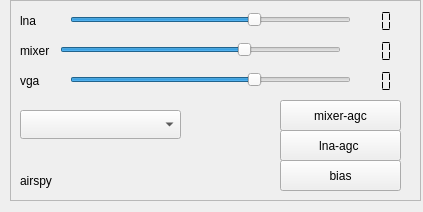
Old version of the form src/input/airspy/airspy-widget.ui in the repository JvanKatwijk/sdr-j-spectrumviewer.
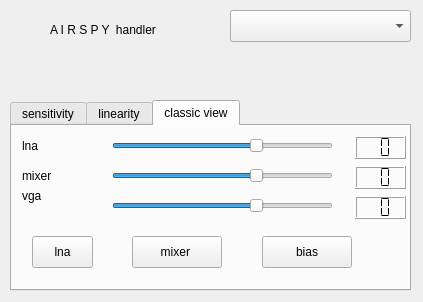
New version of the form. The open tabs and pages were chosen to show the change.

Commit message: airspy gui now with alternatives

```diff
--- a/src/input/airspy/airspy-widget.ui
+++ b/src/input/airspy/airspy-widget.ui
@@ -7,47 +7,118 @@
     <x>0</x>
     <y>0</y>
     <width>423</width>
-    <height>212</height>
+    <height>302</height>
    </rect>
   </property>
   <property name="windowTitle">
-   <string>Form</string>
-  </property>
-  <widget class="QFrame" name="contents">
-   <property name="geometry">
-    <rect>
-     <x>10</x>
-     <y>0</y>
-     <width>411</width>
-     <height>201</height>
-    </rect>
-   </property>
-   <property name="frameShape">
-    <enum>QFrame::StyledPanel</enum>
-   </property>
-   <property name="frameShadow">
-    <enum>QFrame::Raised</enum>
-   </property>
-   <widget class="QLabel" name="label">
-    <property name="geometry">
-     <rect>
-      <x>10</x>
-      <y>170</y>
-      <width>101</width>
-      <height>21</height>
-     </rect>
-    </property>
-    <property name="text">
      <string>airspy</string>
     </property>
-   </widget>
+  <widget class="QTabWidget" name="tabWidget">
+   <property name="geometry">
+    <rect>
+     <x>10</x>
+     <y>100</y>
+     <width>401</width>
+     <height>191</height>
+    </rect>
+   </property>
+   <property name="currentIndex">
+    <number>1</number>
+   </property>
+   <widget class="QWidget" name="tab_1">
+    <attribute name="title">
+     <string>sensitivity</string>
+    </attribute>
+    <widget class="QSlider" name="sensitivitySlider">
+     <property name="geometry">
+      <rect>
+       <x>20</x>
+       <y>10</y>
+       <width>321</width>
+       <height>20</height>
+      </rect>
+     </property>
+     <property name="maximum">
+      <number>21</number>
+     </property>
+     <property name="value">
+      <number>10</number>
+     </property>
+     <property name="orientation">
+      <enum>Qt::Horizontal</enum>
+     </property>
+    </widget>
+    <widget class="QLCDNumber" name="sensitivityDisplay">
+     <property name="geometry">
+      <rect>
+       <x>340</x>
+       <y>10</y>
+       <width>41</width>
+       <height>23</height>
+      </rect>
+     </property>
+     <property name="frameShape">
+      <enum>QFrame::NoFrame</enum>
+     </property>
+     <property name="digitCount">
+      <number>2</number>
+     </property>
+     <property name="segmentStyle">
+      <enum>QLCDNumber::Flat</enum>
+     </property>
+    </widget>
+   </widget>
+   <widget class="QWidget" name="tab_2">
+    <attribute name="title">
+     <string>linearity</string>
+    </attribute>
+    <widget class="QSlider" name="linearitySlider">
+     <property name="geometry">
+      <rect>
+       <x>20</x>
+       <y>20</y>
+       <width>301</width>
+       <height>20</height>
+      </rect>
+     </property>
+     <property name="maximum">
+      <number>21</number>
+     </property>
+     <property name="value">
+      <number>10</number>
+     </property>
+     <property name="orientation">
+      <enum>Qt::Horizontal</enum>
+     </property>
+    </widget>
+    <widget class="QLCDNumber" name="linearityDisplay">
+     <property name="geometry">
+      <rect>
+       <x>330</x>
+       <y>20</y>
+       <width>64</width>
+       <height>23</height>
+      </rect>
+     </property>
+     <property name="digitCount">
+      <number>2</number>
+     </property>
+     <property name="segmentStyle">
+      <enum>QLCDNumber::Flat</enum>
+     </property>
+    </widget>
+   </widget>
+   <widget class="QWidget" name="tab_3">
+    <attribute name="title">
+     <string>classic view</string>
+    </attribute>
    <widget class="QSlider" name="lnaSlider">
     <property name="geometry">
      <rect>
-      <x>60</x>
+       <x>100</x>
       <y>10</y>
-      <width>281</width>
-      <height>19</height>
+       <width>221</width>
+       <height>20</height>
      </rect>
     </property>
     <property name="maximum">
@@ -60,25 +131,41 @@
      <enum>Qt::Horizontal</enum>
     </property>
    </widget>
-   <widget class="QLabel" name="label_2">
+    <widget class="QLabel" name="label">
     <property name="geometry">
      <rect>
       <x>10</x>
       <y>10</y>
-      <width>65</width>
-      <height>21</height>
+       <width>66</width>
+       <height>20</height>
      </rect>
     </property>
     <property name="text">
      <string>lna</string>
     </property>
    </widget>
+    <widget class="QLCDNumber" name="lnaDisplay">
+     <property name="geometry">
+      <rect>
+       <x>343</x>
+       <y>10</y>
+       <width>51</width>
+       <height>23</height>
+      </rect>
+     </property>
+     <property name="digitCount">
+      <number>2</number>
+     </property>
+     <property name="segmentStyle">
+      <enum>QLCDNumber::Flat</enum>
+     </property>
+    </widget>
    <widget class="QSlider" name="mixerSlider">
     <property name="geometry">
      <rect>
-      <x>50</x>
+       <x>100</x>
       <y>40</y>
-      <width>281</width>
+       <width>221</width>
       <height>20</height>
      </rect>
     </property>
@@ -92,39 +179,42 @@
      <enum>Qt::Horizontal</enum>
     </property>
    </widget>
-   <widget class="QLabel" name="label_3">
+    <widget class="QLCDNumber" name="mixerDisplay">
+     <property name="geometry">
+      <rect>
+       <x>343</x>
+       <y>40</y>
+       <width>51</width>
+       <height>23</height>
+      </rect>
+     </property>
+     <property name="digitCount">
+      <number>2</number>
+     </property>
+     <property name="segmentStyle">
+      <enum>QLCDNumber::Flat</enum>
+     </property>
+    </widget>
+    <widget class="QLabel" name="label_2">
     <property name="geometry">
      <rect>
       <x>10</x>
       <y>40</y>
-      <width>65</width>
-      <height>21</height>
+       <width>66</width>
+       <height>20</height>
      </rect>
     </property>
     <property name="text">
      <string>mixer</string>
     </property>
    </widget>
-   <widget class="QPushButton" name="lnaButton">
-    <property name="geometry">
-     <rect>
-      <x>270</x>
-      <y>130</y>
-      <width>121</width>
-      <height>31</height>
-     </rect>
-    </property>
-    <property name="text">
-     <string>lna-agc </string>
-    </property>
-   </widget>
    <widget class="QSlider" name="vgaSlider">
     <property name="geometry">
      <rect>
-      <x>60</x>
+       <x>100</x>
       <y>70</y>
-      <width>281</width>
-      <height>19</height>
+       <width>221</width>
+       <height>20</height>
      </rect>
     </property>
     <property name="maximum">
@@ -137,37 +227,81 @@
      <enum>Qt::Horizontal</enum>
     </property>
    </widget>
-   <widget class="QLabel" name="label_4">
+    <widget class="QLabel" name="label_3">
     <property name="geometry">
      <rect>
       <x>10</x>
-      <y>70</y>
-      <width>65</width>
-      <height>21</height>
+       <y>60</y>
+       <width>66</width>
+       <height>20</height>
      </rect>
     </property>
     <property name="text">
      <string>vga</string>
     </property>
    </widget>
+    <widget class="QLCDNumber" name="vgaDisplay">
+     <property name="geometry">
+      <rect>
+       <x>343</x>
+       <y>70</y>
+       <width>51</width>
+       <height>23</height>
+      </rect>
+     </property>
+     <property name="digitCount">
+      <number>2</number>
+     </property>
+     <property name="segmentStyle">
+      <enum>QLCDNumber::Flat</enum>
+     </property>
+    </widget>
+    <widget class="QPushButton" name="lnaButton">
+     <property name="geometry">
+      <rect>
+       <x>20</x>
+       <y>110</y>
+       <width>61</width>
+       <height>32</height>
+      </rect>
+     </property>
+     <property name="text">
+      <string>lna</string>
+     </property>
+    </widget>
    <widget class="QPushButton" name="mixerButton">
     <property name="geometry">
      <rect>
-      <x>270</x>
-      <y>100</y>
-      <width>121</width>
-      <height>31</height>
+       <x>120</x>
+       <y>110</y>
+       <width>90</width>
+       <height>32</height>
      </rect>
     </property>
     <property name="text">
-     <string>mixer-agc</string>
-    </property>
+      <string>mixer </string>
+     </property>
+    </widget>
+    <widget class="QPushButton" name="biasButton">
+     <property name="geometry">
+      <rect>
+       <x>250</x>
+       <y>110</y>
+       <width>90</width>
+       <height>32</height>
+      </rect>
+     </property>
+     <property name="text">
+      <string>bias</string>
+     </property>
+    </widget>
+   </widget>
    </widget>
    <widget class="QLabel" name="displaySerial">
     <property name="geometry">
      <rect>
-      <x>20</x>
-      <y>150</y>
+     <x>100</x>
+     <y>60</y>
       <width>241</width>
       <height>21</height>
      </rect>
@@ -176,86 +310,28 @@
      <string/>
     </property>
    </widget>
-   <widget class="QPushButton" name="biasButton">
+  <widget class="QLabel" name="label_4">
     <property name="geometry">
      <rect>
-      <x>270</x>
-      <y>160</y>
-      <width>121</width>
-      <height>31</height>
+     <x>50</x>
+     <y>20</y>
+     <width>211</width>
+     <height>20</height>
      </rect>
     </property>
     <property name="text">
-     <string>bias</string>
-    </property>
-   </widget>
-   <widget class="QLCDNumber" name="lnaDisplay">
-    <property name="geometry">
-     <rect>
-      <x>340</x>
-      <y>10</y>
-      <width>64</width>
-      <height>23</height>
-     </rect>
-    </property>
-    <property name="frameShape">
-     <enum>QFrame::NoFrame</enum>
-    </property>
-    <property name="digitCount">
-     <number>2</number>
-    </property>
-    <property name="segmentStyle">
-     <enum>QLCDNumber::Flat</enum>
-    </property>
-   </widget>
-   <widget class="QLCDNumber" name="mixerDisplay">
-    <property name="geometry">
-     <rect>
-      <x>340</x>
-      <y>40</y>
-      <width>64</width>
-      <height>23</height>
-     </rect>
-    </property>
-    <property name="frameShape">
-     <enum>QFrame::NoFrame</enum>
-    </property>
-    <property name="digitCount">
-     <number>2</number>
-    </property>
-    <property name="segmentStyle">
-     <enum>QLCDNumber::Flat</enum>
-    </property>
-   </widget>
-   <widget class="QLCDNumber" name="vgaDisplay">
-    <property name="geometry">
-     <rect>
-      <x>340</x>
-      <y>70</y>
-      <width>64</width>
-      <height>23</height>
-     </rect>
-    </property>
-    <property name="frameShape">
-     <enum>QFrame::NoFrame</enum>
-    </property>
-    <property name="digitCount">
-     <number>2</number>
-    </property>
-    <property name="segmentStyle">
-     <enum>QLCDNumber::Flat</enum>
+    <string>A I R S P Y  handler</string>
     </property>
    </widget>
    <widget class="QComboBox" name="rateSelector">
     <property name="geometry">
      <rect>
-      <x>10</x>
-      <y>110</y>
-      <width>161</width>
-      <height>29</height>
-     </rect>
-    </property>
-   </widget>
+     <x>230</x>
+     <y>10</y>
+     <width>181</width>
+     <height>32</height>
+    </rect>
+   </property>
   </widget>
  </widget>
  <resources/>
```
Lines whose indentation alone changed are shown as unchanged. The commit also changes 5 other files.
